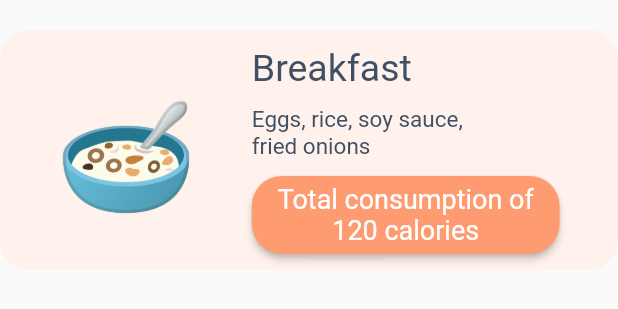
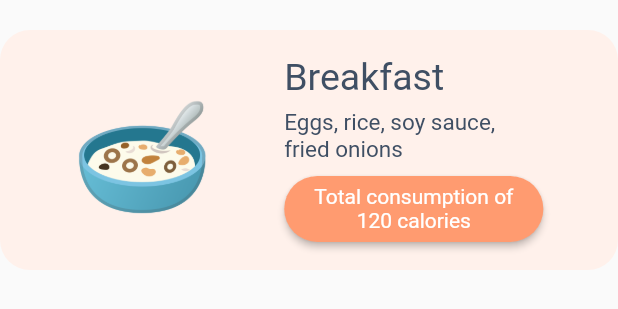
Before and after one commit to gadgetvala/flutter_bulk_UI, a Flutter app: the BreakFastCard widget shown alone on an empty page, opened directly, on a phone screen of 412 x 824 dp. Shown: the top 309 px of the screen. Run offline on Flutter 3.47's test engine with Material 2 defaults, Android fonts, the phone set to English and light mode, and no system bars; our stand-ins replace google_nav_bar, percent_indicator.

```diff
--- a/diet_planner/lib/widgets/homepage_screen_widget/breakFastCard.dart
+++ b/diet_planner/lib/widgets/homepage_screen_widget/breakFastCard.dart
@@ -20,7 +20,9 @@ class BreakFastCard extends StatelessWidget {
             'assets/breakfast2.png',
             height: 90,
           ),
-          Column(
+          Padding(
+            padding: const EdgeInsets.only(top: 10, bottom: 10),
+            child: Column(
               crossAxisAlignment: CrossAxisAlignment.start,
               mainAxisAlignment: MainAxisAlignment.spaceEvenly,
               children: <Widget>[
@@ -47,24 +49,25 @@ class BreakFastCard extends StatelessWidget {
                   color: Color(0xffFF9B70),
                   elevation: 2,
                   shape: RoundedRectangleBorder(
-                  borderRadius: BorderRadius.circular(20),
+                    borderRadius: BorderRadius.circular(30),
                   ),
                   padding: EdgeInsets.symmetric(
-                  horizontal: 15,
-                  vertical: 5,
+                    horizontal: 20,
+                    vertical: 6,
                   ),
                   child: Text(
-                  'Total consumption of \n120 calories',
+                    'Total consumption of\n120 calories',
                     style: TextStyle(
                       fontWeight: FontWeight.w400,
                       color: Colors.white,
-                    fontSize: 18.0,
+                      fontSize: 14.0,
                     ),
                     textAlign: TextAlign.center,
                     overflow: TextOverflow.clip,
                   ),
                 ),
               ],
+            ),
           )
         ],
       ),
```
Lines whose indentation alone changed are shown as unchanged.
